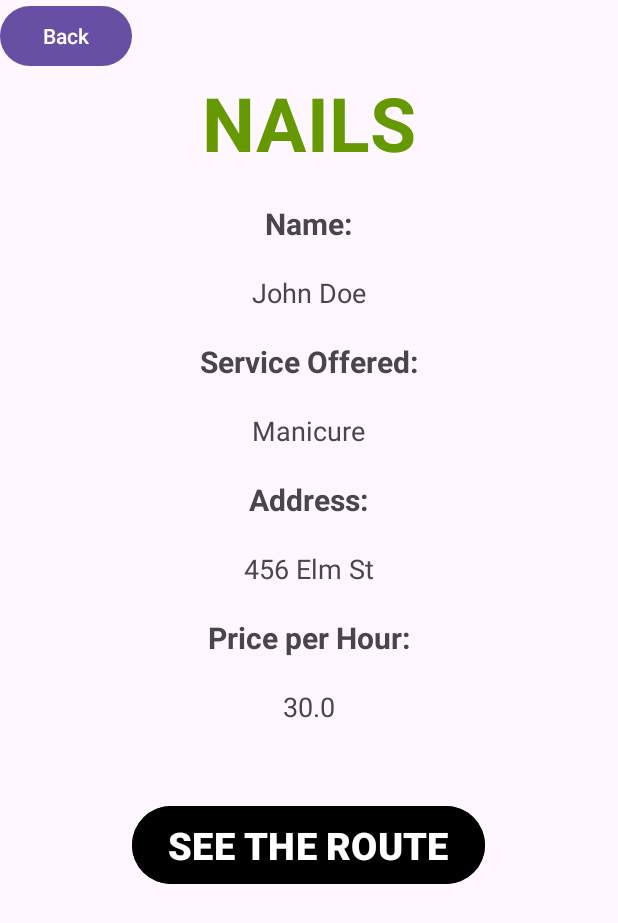
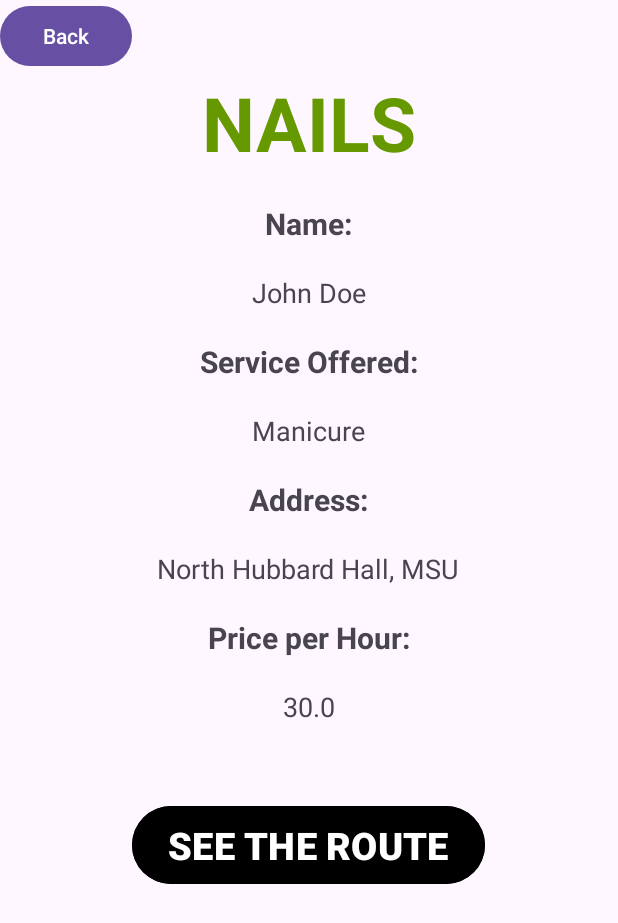
Before and after one commit to rathodha/CSE476Project, an Android app: the Nail screen opened directly, with no data from a screen before it, on a phone screen of 412 x 824 dp. Shown: the top 923 px of the screen. Run offline under Robolectric (Android 15) with nearby library versions, the phone set to English and light mode, and no system bars.

Commit message:
added map functionality to each service

```diff
--- a/app/src/main/AndroidManifest.xml
+++ b/app/src/main/AndroidManifest.xml
@@ -1,6 +1,10 @@
 <?xml version="1.0" encoding="utf-8"?>
 <manifest xmlns:android="http://schemas.android.com/apk/res/android"
     xmlns:tools="http://schemas.android.com/tools">
+
+    <uses-permission android:name="android.permission.INTERNET" />
+    <uses-permission android:name="android.permission.ACCESS_COARSE_LOCATION" />
+    <uses-permission android:name="android.permission.ACCESS_FINE_LOCATION" />
 
     <application
         android:allowBackup="true"
--- a/app/src/main/java/msu/edu/rathodha/cse476project/Nail.java
+++ b/app/src/main/java/msu/edu/rathodha/cse476project/Nail.java
@@ -1,18 +1,30 @@
 package msu.edu.rathodha.cse476project;
 
+import android.Manifest;
 import android.annotation.SuppressLint;
+import android.content.Context;
 import android.content.Intent;
+import android.content.SharedPreferences;
+import android.content.pm.PackageManager;
 import android.database.Cursor;
+import android.location.LocationManager;
+import android.net.Uri;
+import android.os.Build;
 import android.os.Bundle;
 import android.view.View;
 import android.widget.TextView;
 
 import androidx.appcompat.app.AppCompatActivity;
+import androidx.core.app.ActivityCompat;
 
 public class Nail extends AppCompatActivity {
 
     private DatabaseHelper databaseHelper;
     private TextView nameTextView, serviceOfferedTextView, addressTextView, pricePerHourTextView;
+    private LocationManager locationManager = null;
+    private double toLatitude = 0;
+    private double toLongitude = 0;
+    private SharedPreferences settings = null;
 
     @Override
     protected void onCreate(Bundle savedInstanceState) {
@@ -33,11 +45,40 @@ public class Nail extends AppCompatActivity {
 
         // Display nail service data from the database
         displayNailServiceData();
+
+        settings = getSharedPreferences("my.app.packagename_preferences", Context.MODE_PRIVATE);
+        toLatitude = Double.parseDouble("42.723694");
+        toLongitude = Double.parseDouble("-84.463243");
+
+        if (Build.VERSION.SDK_INT >= 23) {
+            if (ActivityCompat.checkSelfPermission(this,
+                    android.Manifest.permission.ACCESS_FINE_LOCATION)
+                    != PackageManager.PERMISSION_GRANTED &&
+                    ActivityCompat.checkSelfPermission(this, android.Manifest.permission.ACCESS_COARSE_LOCATION)
+                            != PackageManager.PERMISSION_GRANTED) {
+                // Also, dont forget to add overriding
+                // public void onRequestPermissionsResult(int requestCode, String[] permissions,
+                // int[] grantResults)
+                // to handle the case where the user grants the permission.
+                ActivityCompat.requestPermissions(this, new
+                        String[]{Manifest.permission.ACCESS_FINE_LOCATION}, 1);
+            }
+        }
+
+        locationManager = (LocationManager)
+                getSystemService(Context.LOCATION_SERVICE);
+    }
+
+    public void startGoogleMaps(View view) {
+        Uri gmmIntentUri = Uri.parse("google.navigation:q=" + toLatitude + "," + toLongitude + "&mode=" + "d");
+        Intent mapIntent = new Intent(Intent.ACTION_VIEW, gmmIntentUri);
+        mapIntent.setPackage("com.google.android.apps.maps");
+        startActivity(mapIntent);
     }
 
     private void insertNailServiceData() {
         // Insert nail service data into the database
-        databaseHelper.addService("John Doe", "Manicure", "456 Elm St", 30.0);
+        databaseHelper.addService("John Doe", "Manicure", "North Hubbard Hall, MSU", 30.0);
     }
 
     @SuppressLint("SetTextI18n")
--- a/app/src/main/res/layout/activity_hair.xml
+++ b/app/src/main/res/layout/activity_hair.xml
@@ -105,7 +105,7 @@
         android:textSize="18sp"/>
 
     <Button
-        android:id="@+id/Route"
+        android:id="@+id/HairMap"
         android:layout_width="wrap_content"
         android:layout_height="60dp"
         android:layout_below="@id/HairPricePerHourTextView"
@@ -116,6 +116,7 @@
         android:backgroundTint="@android:color/black"
         android:textColor="@android:color/white"
         android:textStyle="bold"
-        android:textSize="25dp"/>
+        android:textSize="25dp"
+        android:onClick="startGoogleMaps"/>
 
 </RelativeLayout>
--- a/app/src/main/res/layout/activity_nail.xml
+++ b/app/src/main/res/layout/activity_nail.xml
@@ -105,7 +105,7 @@
         android:textSize="18sp"/>
 
     <Button
-        android:id="@+id/Route"
+        android:id="@+id/NailMap"
         android:layout_width="wrap_content"
         android:layout_height="60dp"
         android:layout_below="@id/NailPricePerHourTextView"
@@ -116,6 +116,7 @@
         android:backgroundTint="@android:color/black"
         android:textColor="@android:color/white"
         android:textStyle="bold"
-        android:textSize="25dp"/>
+        android:textSize="25dp"
+        android:onClick="startGoogleMaps"/>
 
 </RelativeLayout>
--- a/app/src/main/res/layout/activity_tutoring.xml
+++ b/app/src/main/res/layout/activity_tutoring.xml
@@ -105,7 +105,7 @@
         android:textSize="18sp"/>
 
     <Button
-        android:id="@+id/Route"
+        android:id="@+id/TutoringMap"
         android:layout_width="wrap_content"
         android:layout_height="60dp"
         android:layout_below="@id/TutoringPricePerHourTextView"
@@ -116,6 +116,7 @@
         android:backgroundTint="@android:color/black"
         android:textColor="@android:color/white"
         android:textStyle="bold"
-        android:textSize="25dp"/>
+        android:textSize="25dp"
+        android:onClick="startGoogleMaps"/>
 
 </RelativeLayout>
```
Also changed, not shown: app/src/main/java/msu/edu/rathodha/cse476project/Hair.java (+43 -0 lines), app/src/main/java/msu/edu/rathodha/cse476project/Tutoring.java (+46 -4 lines).
